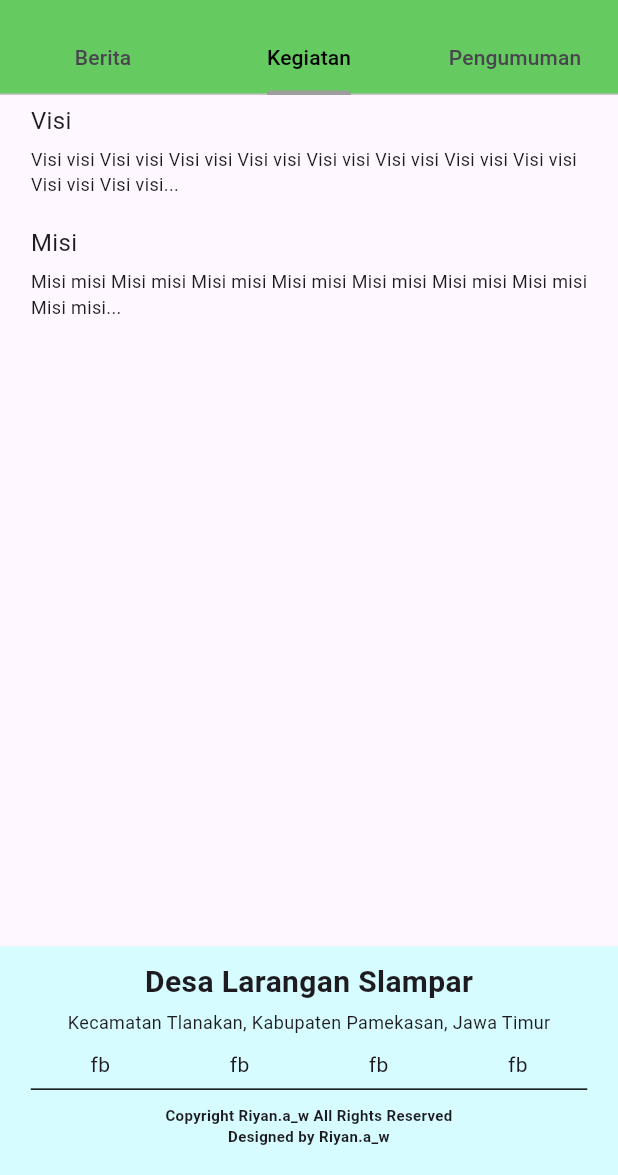
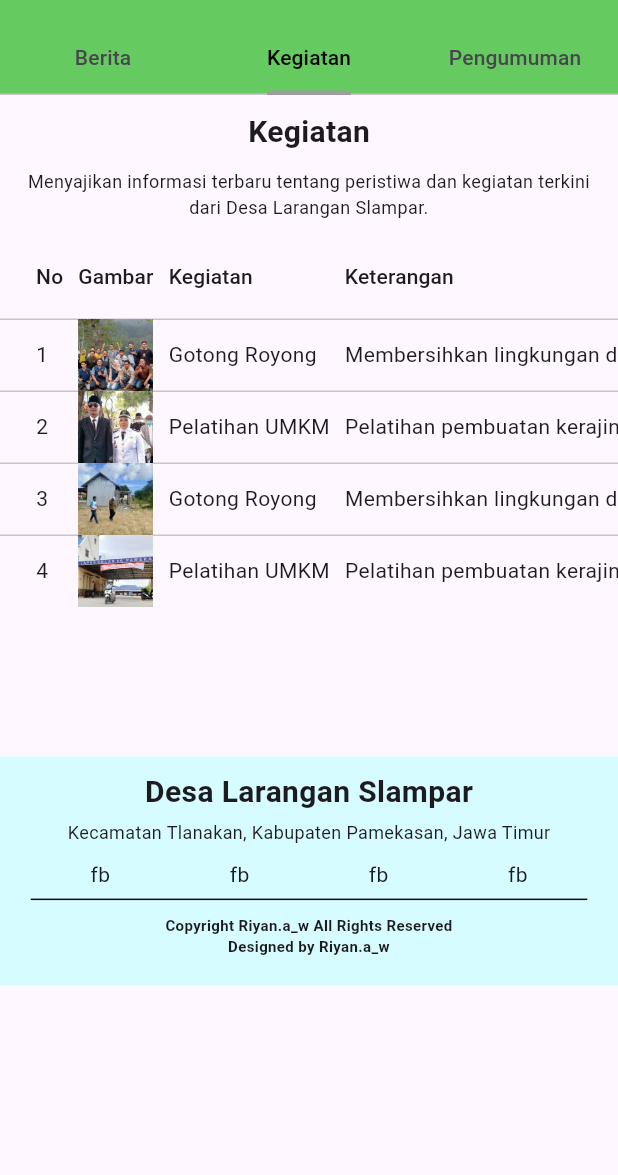
Before and after one commit to alapolaa/sipedes, a Flutter app: the InformasiDesa screen opened directly, tab 2 chosen, on a phone screen of 412 x 824 dp, the part 61-1236 px from its top. Run offline on Flutter 3.47's test engine with Material 3 defaults, Android fonts, the phone set to English and light mode, and no system bars; our stand-ins replace carousel_slider, flutter_screenutil, flutter_spinkit, persistent_bottom_nav_bar.

Commit message:
menyelesaikan detail kegiatan

```diff
--- a/lib/informasi/informasi.dart
+++ b/lib/informasi/informasi.dart
@@ -3,6 +3,8 @@
 import 'package:sipedes/informasi/berita/berita.dart';
 import 'package:sipedes/profile_desa/struktur_desa/struktur_desa.dart';
 import 'package:sipedes/profile_desa/visimisi/visimisi.dart';
+
+import 'kegiatan/kegiatan.dart';
 
 class InformasiDesa extends StatelessWidget {
   const InformasiDesa({super.key});
@@ -34,7 +36,7 @@
         body: TabBarView(
           children: [
              Berita(),
-            const VisiMisiView(),
+             Kegiatan(),
             StrukturDesaView(),
           ],
         ),
--- a/lib/informasi/kegiatan/kegiatan.dart
+++ b/lib/informasi/kegiatan/kegiatan.dart
@@ -0,0 +1,123 @@
+import 'package:flutter/material.dart';
+import 'package:sipedes/data/theme/theme.dart';
+import 'package:sipedes/footer.dart';
+import 'package:sipedes/informasi/kegiatan/detail_kegiatan.dart';
+
+class Kegiatan extends StatelessWidget {
+  final List<Map<String, String>> dataKegiatan = [
+    {
+      'no': '1',
+      'gambar': ImgString.kegiatan1,
+      'kegiatan': 'Gotong Royong',
+      'keterangan': 'Membersihkan lingkungan desa',
+      'mulai': '27 Januari 2030 / 08:00 WIB',
+      'selesai': '29 Januari 2030 / 14:00 WIB',
+      'lokasi': 'Balai Desa'
+    },
+    {
+      'no': '2',
+      'gambar': ImgString.kegiatan2,
+      'kegiatan': 'Pelatihan UMKM',
+      'keterangan': 'Pelatihan pembuatan kerajinan',
+      'mulai': '27 Januari 2030 / 08:00 WIB',
+      'selesai': '29 Januari 2030 / 14:00 WIB',
+      'lokasi': 'Gedung Serbaguna'
+    },
+    {
+      'no': '3',
+      'gambar': ImgString.kegiatan3,
+      'kegiatan': 'Gotong Royong',
+      'keterangan': 'Membersihkan lingkungan desa',
+      'mulai': '27 Januari 2030 / 08:00 WIB',
+      'selesai': '29 Januari 2030 / 14:00 WIB',
+      'lokasi': 'Balai Desa'
+    },
+    {
+      'no': '4',
+      'gambar': ImgString.kegiatan4,
+      'kegiatan': 'Pelatihan UMKM',
+      'keterangan': 'Pelatihan pembuatan kerajinan',
+      'mulai': '27 Januari 2030 / 08:00 WIB',
+      'selesai': '29 Januari 2030 / 14:00 WIB',
+      'lokasi': 'Gedung Serbaguna'
+    },
+  ];
+
+  @override
+  Widget build(BuildContext context) {
+    return Scaffold(
+      body: SingleChildScrollView(
+        child: Column(
+          children: [
+            Padding(
+              padding: const EdgeInsets.all(10.0),
+              child: Text(
+                "Kegiatan",
+                style: AppFont.duapuluhbold,
+              ),
+            ),
+            Padding(
+              padding: const EdgeInsets.symmetric(horizontal: 10),
+              child: Text(
+                'Menyajikan informasi terbaru tentang peristiwa dan kegiatan terkini dari Desa Larangan Slampar.',
+                style: AppFont.duabelas,
+                textAlign: TextAlign.center,
+              ),
+            ),
+            SizedBox(height: 10),
+            SingleChildScrollView(
+              scrollDirection: Axis.horizontal,
+              child: DataTable(
+                showCheckboxColumn: false,
+                columnSpacing: 10,
+                columns: [
+                  DataColumn(label: Text('No')),
+                  DataColumn(label: Text('Gambar')),
+                  DataColumn(label: Text('Kegiatan')),
+                  DataColumn(label: Text('Keterangan')),
+                  DataColumn(label: Text('Tanggal Mulai')),
+                  DataColumn(label: Text('Tanggal Selesai')),
+                  DataColumn(label: Text('Lokasi')),
+                ],
+                rows: dataKegiatan
+                    .map(
+                      (item) => DataRow(
+                    onSelectChanged: (selected) {
+                      if (selected != null && selected) {
+                        Navigator.push(
+                          context,
+                          MaterialPageRoute(
+                            builder: (context) =>
+                                DetailKegiatanScreen(data: item),
+                          ),
+                        );
+                      }
+                    },
+                    cells: [
+                      DataCell(Text(item['no']!)),
+                      DataCell(
+                        item['gambar']!.startsWith('http')
+                            ? Image.network(item['gambar']!,
+                            width: 50, height: 50, fit: BoxFit.cover)
+                            : Image.asset(item['gambar']!,
+                            width: 50, height: 50, fit: BoxFit.cover),
+                      ),
+                      DataCell(Text(item['kegiatan']!)),
+                      DataCell(Text(item['keterangan']!)),
+                      DataCell(Text(item['mulai']!)),
+                      DataCell(Text(item['selesai']!)),
+                      DataCell(Text(item['lokasi']!)),
+                    ],
+                  ),
+                )
+                    .toList(),
+              ),
+            ),
+            SizedBox(height:100),
+            FooterScreen(),
+          ],
+        ),
+      ),
+    );
+  }
+}
```
Also changed, not shown: lib/informasi/kegiatan/detail_kegiatan.dart (added, +132 -0 lines).
